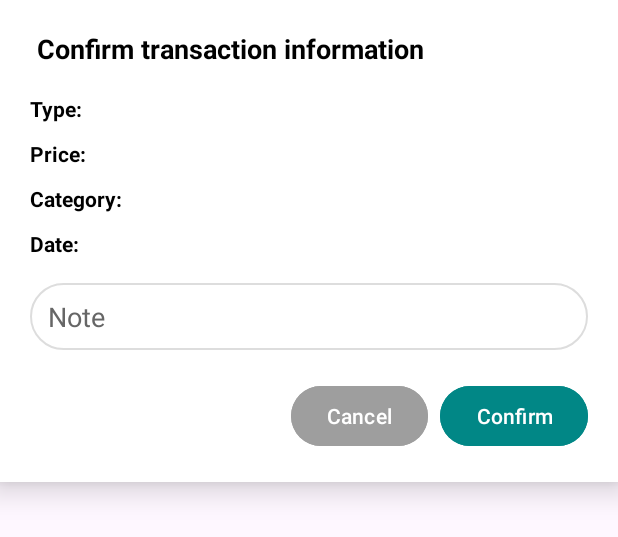
After one commit to nghieu19/My-Money, an Android app: the layout dialog_ocr_confirm.xml on its own in the app's theme, with its tools: preview values and no code run, on a phone screen of 412 x 824 dp. The commit adds this screen. Shown: the top 537 px of the screen. Run offline under Robolectric (Android 15) with nearby library versions, the phone set to English and light mode, and no system bars.

Commit message:
update camera

```diff
--- /dev/null
+++ b/app/src/main/res/drawable/bg_edittext_rounded.xml
@@ -0,0 +1,6 @@
+<shape xmlns:android="http://schemas.android.com/apk/res/android"
+    android:shape="rectangle">
+    <solid android:color="@android:color/white" />
+    <corners android:radius="24dp" />
+    <stroke android:width="1dp" android:color="#DDDDDD" />
+</shape>
--- /dev/null
+++ b/app/src/main/res/layout/dialog_ocr_confirm.xml
@@ -0,0 +1,139 @@
+<?xml version="1.0" encoding="utf-8"?>
+<LinearLayout xmlns:android="http://schemas.android.com/apk/res/android"
+    android:orientation="vertical"
+    android:padding="20dp"
+    android:layout_width="match_parent"
+    android:layout_height="wrap_content"
+    android:background="@color/white"
+    android:elevation="12dp">
+
+    <!-- Tiêu đề -->
+    <TextView
+        android:text=" Confirm transaction information"
+        android:textSize="18sp"
+        android:textStyle="bold"
+        android:textColor="@color/black"
+        android:layout_marginBottom="16dp"
+        android:layout_width="wrap_content"
+        android:layout_height="wrap_content" />
+
+    <!-- Loại -->
+    <LinearLayout
+        android:orientation="horizontal"
+        android:layout_width="match_parent"
+        android:layout_height="wrap_content"
+        android:layout_marginBottom="8dp">
+        <TextView
+            android:text="Type:"
+            android:textStyle="bold"
+            android:textColor="@color/black"
+            android:layout_width="80dp"
+            android:layout_height="wrap_content" />
+        <TextView
+            android:id="@+id/tvType"
+            android:textColor="@color/black"
+            android:textSize="16sp"
+            android:layout_width="wrap_content"
+            android:layout_height="wrap_content" />
+    </LinearLayout>
+
+    <!-- Số tiền -->
+    <LinearLayout
+        android:orientation="horizontal"
+        android:layout_width="match_parent"
+        android:layout_height="wrap_content"
+        android:layout_marginBottom="8dp">
+        <TextView
+            android:text="Price:"
+            android:textStyle="bold"
+            android:textColor="@color/black"
+            android:layout_width="80dp"
+            android:layout_height="wrap_content" />
+        <TextView
+            android:id="@+id/tvAmount"
+            android:textColor="@color/black"
+            android:textSize="16sp"
+            android:layout_width="wrap_content"
+            android:layout_height="wrap_content" />
+    </LinearLayout>
+
+    <!-- Danh mục -->
+    <LinearLayout
+        android:orientation="horizontal"
+        android:layout_width="match_parent"
+        android:layout_height="wrap_content"
+        android:layout_marginBottom="8dp">
+        <TextView
+            android:text="Category:"
+            android:textStyle="bold"
+            android:textColor="@color/black"
+            android:layout_width="80dp"
+            android:layout_height="wrap_content" />
+        <TextView
+            android:id="@+id/tvCategory"
+            android:textColor="@color/black"
+            android:textSize="16sp"
+            android:layout_width="wrap_content"
+            android:layout_height="wrap_content" />
+    </LinearLayout>
+
+    <!-- Ngày -->
+    <LinearLayout
+        android:orientation="horizontal"
+        android:layout_width="match_parent"
+        android:layout_height="wrap_content"
+        android:layout_marginBottom="12dp">
+        <TextView
+            android:text="Date:"
+            android:textStyle="bold"
+            android:textColor="@color/black"
+            android:layout_width="80dp"
+            android:layout_height="wrap_content" />
+        <TextView
+            android:id="@+id/tvDate"
+            android:textColor="@color/black"
+            android:textSize="16sp"
+            android:layout_width="wrap_content"
+            android:layout_height="wrap_content" />
+    </LinearLayout>
+
+    <!-- Ghi chú -->
+    <EditText
+        android:id="@+id/etNote"
+        android:hint="Note"
+        android:textColor="@color/black"
+        android:textColorHint="@color/dark_gray"
+        android:background="@drawable/bg_edittext_rounded"
+        android:paddingHorizontal="12dp"
+        android:paddingVertical="10dp"
+        android:layout_marginTop="4dp"
+        android:layout_width="match_parent"
+        android:layout_height="wrap_content" />
+
+    <!-- Nút hành động -->
+    <LinearLayout
+        android:orientation="horizontal"
+        android:gravity="end"
+        android:layout_marginTop="20dp"
+        android:layout_width="match_parent"
+        android:layout_height="wrap_content">
+
+        <Button
+            android:id="@+id/btnCancel"
+            android:text="Cancel"
+            android:textColor="@color/white"
+            android:backgroundTint="@color/gray"
+            android:layout_marginEnd="8dp"
+            android:layout_width="wrap_content"
+            android:layout_height="wrap_content" />
+
+        <Button
+            android:id="@+id/btnConfirm"
+            android:text="Confirm"
+            android:textColor="@color/white"
+            android:backgroundTint="@color/teal_700"
+            android:layout_width="wrap_content"
+            android:layout_height="wrap_content" />
+    </LinearLayout>
+
+</LinearLayout>
--- a/app/src/main/res/values/colors.xml
+++ b/app/src/main/res/values/colors.xml
@@ -18,6 +18,10 @@
     <color name="income_green">#00ce0e</color>
     <color name="gray_text">#666666</color>
     <color name="light_gray">#f5f5f5</color>
+    <color name="dark_gray">#666666</color>
+    <color name="gray">#9E9E9E</color>
+    <color name="teal_700">#018786</color>
+
 
     <!-- Chart colors -->
     <color name="chart_red">#ff4444</color>
```
Also changed, not shown: app/src/main/java/com/example/mymoney/ImportFragment.java (+91 -43 lines).
